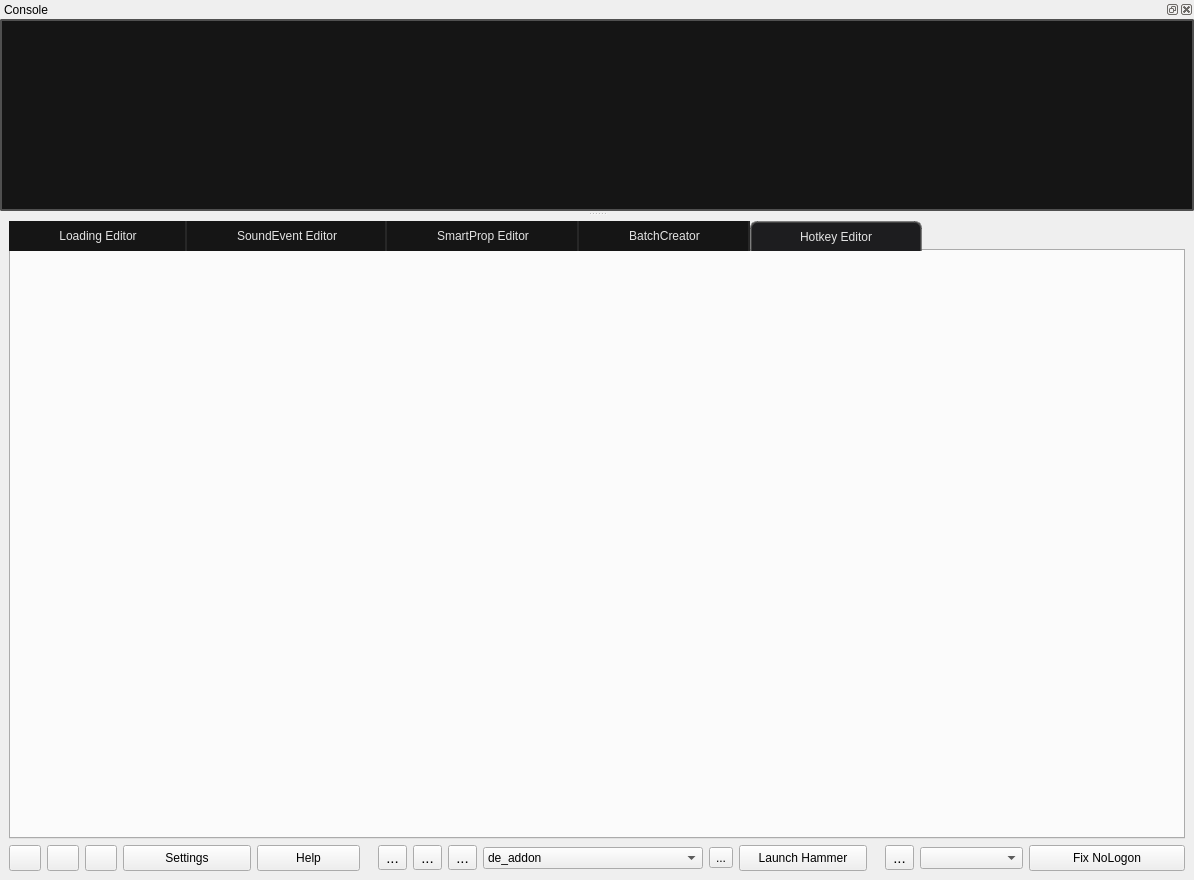
Old version of the form src/main.ui in the repository dertwist/Hammer5Tools.
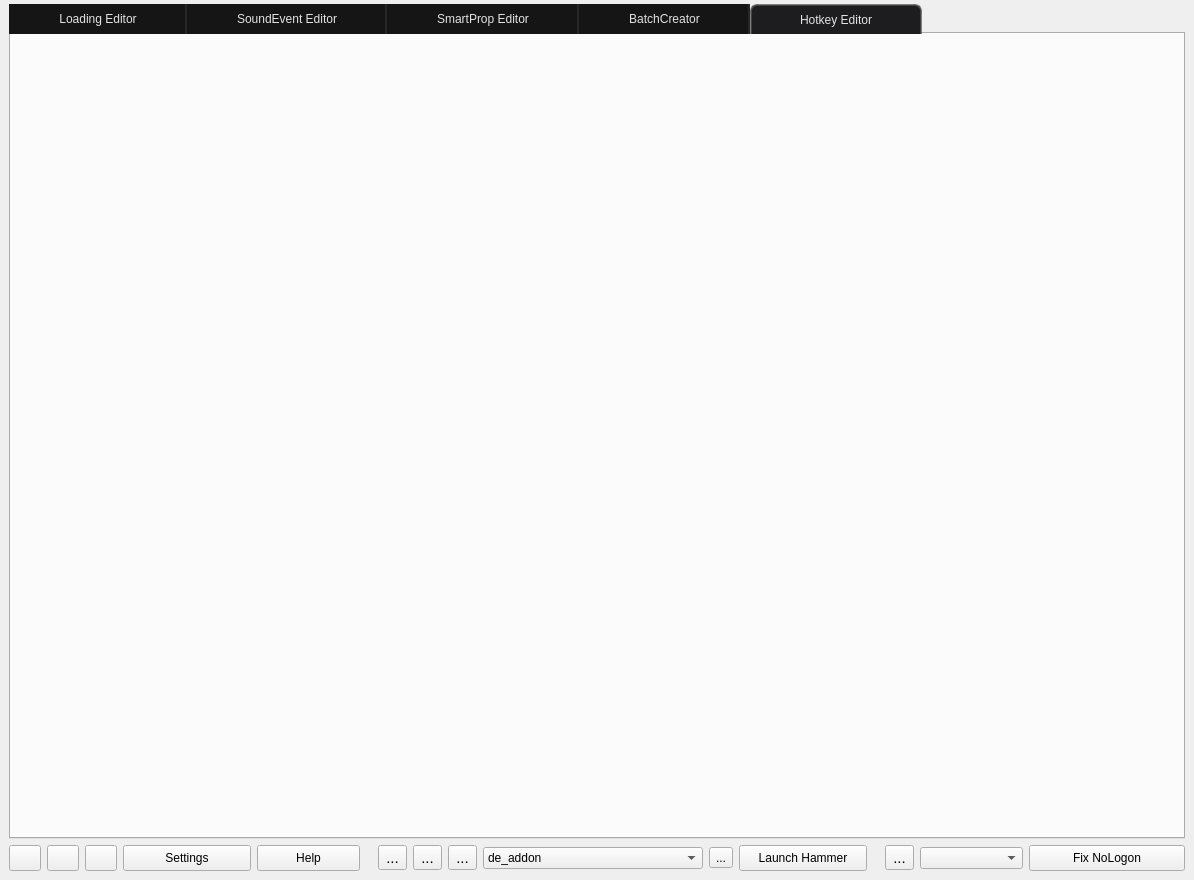
New version of the form. Icons and pictures are not drawn.

Commit message: Removed console widget

Patch:
```diff
--- a/src/main.ui
+++ b/src/main.ui
@@ -606,105 +606,6 @@
     </item>
    </layout>
   </widget>
-  <widget class="QDockWidget" name="dockWidget">
-   <property name="minimumSize">
-    <size>
-     <width>196</width>
-     <height>119</height>
-    </size>
-   </property>
-   <property name="maximumSize">
-    <size>
-     <width>524287</width>
-     <height>5433</height>
-    </size>
-   </property>
-   <property name="styleSheet">
-    <string notr="true"/>
-   </property>
-   <property name="floating">
-    <bool>false</bool>
-   </property>
-   <property name="features">
-    <set>QDockWidget::DockWidgetFeature::DockWidgetClosable|QDockWidget::DockWidgetFeature::DockWidgetFloatable|QDockWidget::DockWidgetFeature::DockWidgetMovable</set>
-   </property>
-   <property name="windowTitle">
-    <string>Console</string>
-   </property>
-   <attribute name="dockWidgetArea">
-    <number>4</number>
-   </attribute>
-   <widget class="QWidget" name="dockWidgetContents">
-    <property name="maximumSize">
-     <size>
-      <width>16777215</width>
-      <height>16666</height>
-     </size>
-    </property>
-    <layout class="QVBoxLayout" name="verticalLayout_7">
-     <property name="spacing">
-      <number>0</number>
-     </property>
-     <property name="leftMargin">
-      <number>0</number>
-     </property>
-     <property name="topMargin">
-      <number>0</number>
-     </property>
-     <property name="rightMargin">
-      <number>0</number>
-     </property>
-     <property name="bottomMargin">
-      <number>0</number>
-     </property>
-     <item>
-      <widget class="QPlainTextEdit" name="console">
-       <property name="maximumSize">
-        <size>
-         <width>16777215</width>
-         <height>16666</height>
-        </size>
-       </property>
-       <property name="styleSheet">
-        <string notr="true">QPlainTextEdit {
-
-    font: 600 10pt &quot;Segoe UI&quot;;
-    border: 2px solid black;
-    border-radius: 2px;
-    border-color: rgba(80, 80, 80, 255);
-    /* height:18px; */
-    padding: 0px;
-    color: #E3E3E3;
-    background-color: #151515;
-}
-
-
-
-QPlainTextEdit:focus {
-
-    background-color: #1C1C1C;
-}</string>
-       </property>
-       <property name="tabChangesFocus">
-        <bool>false</bool>
-       </property>
-       <property name="plainText">
-        <string/>
-       </property>
-       <property name="tabStopDistance">
-        <double>80.000000000000000</double>
-       </property>
-       <property name="cursorWidth">
-        <number>1</number>
-       </property>
-       <property name="centerOnScroll">
-        <bool>false</bool>
-       </property>
-      </widget>
-     </item>
-    </layout>
-   </widget>
-  </widget>
  </widget>
  <resources>
   <include location="resources.qrc"/>
```
The commit also changes 2 other files.
